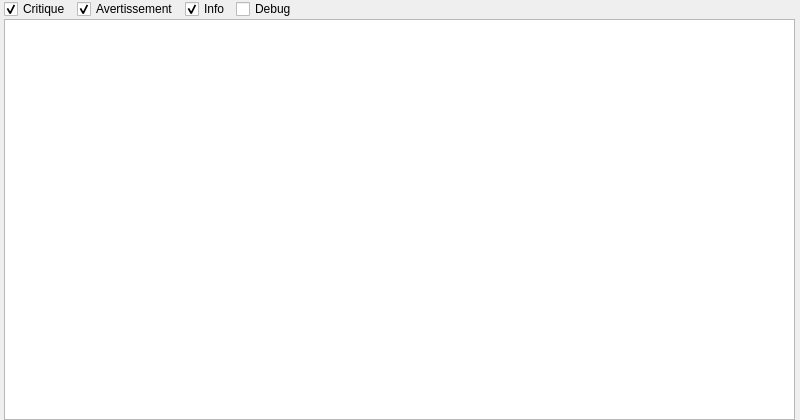
This is src/UI/screens/logscreen.ui in Kemsa/RelayTesterRaspberry as Qt 5 draws it before an edit. The edited form follows.
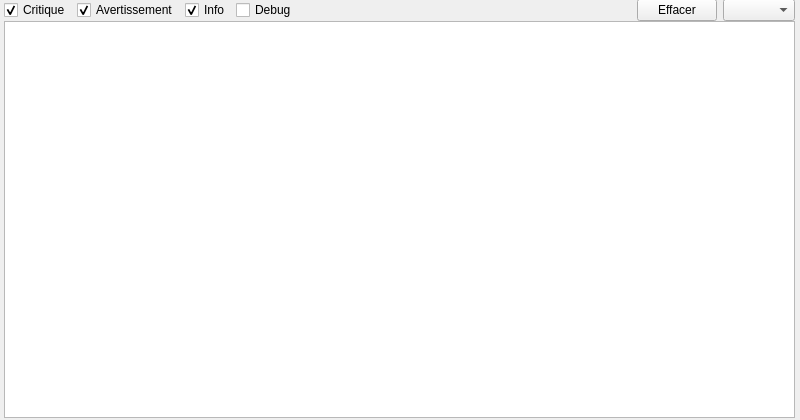
This is the edited form.

Commit message: can delete logs

What changed in the file:
```diff
--- a/src/UI/screens/logscreen.ui
+++ b/src/UI/screens/logscreen.ui
@@ -43,6 +43,9 @@
     <property name="rightMargin">
      <number>5</number>
     </property>
+    <property name="bottomMargin">
+     <number>2</number>
+    </property>
     <item>
      <layout class="QHBoxLayout" name="horizontalLayout">
       <property name="spacing">
@@ -98,6 +101,16 @@
         </property>
        </spacer>
       </item>
+      <item>
+       <widget class="QPushButton" name="clearLogs_PB">
+        <property name="text">
+         <string>Effacer</string>
+        </property>
+       </widget>
+      </item>
+      <item>
+       <widget class="QComboBox" name="logDate_CB"/>
+      </item>
      </layout>
     </item>
     <item>
```
The commit also changes 2 other files.
